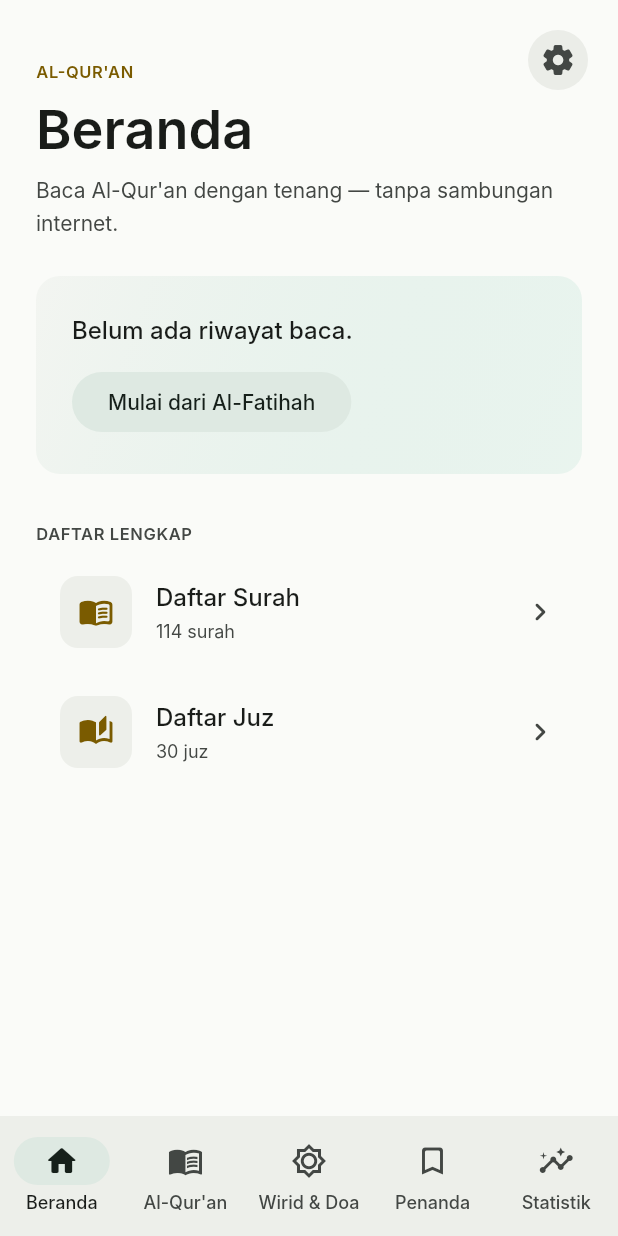
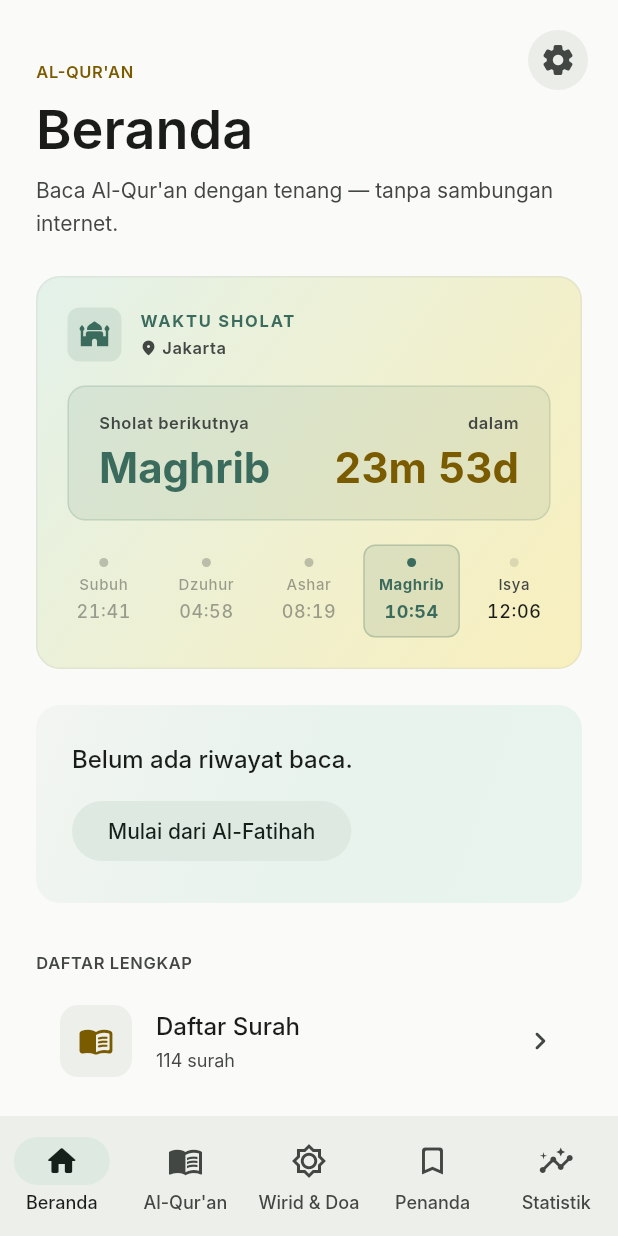
Before and after one commit to syawqihacking/myquran, a Flutter app: the screen it shows after launch, on a phone screen of 412 x 824 dp. Run offline on Flutter 3.47's test engine with Material 3 defaults, Android fonts, the phone set to English and light mode, and no system bars; our stand-ins replace adhan, drift, flutter_riverpod, geolocator, shared_preferences; missing offline and left inert: window_manager; accounts and stored records are empty; generated files the repository leaves out were written again.

Commit message:
penambahan waktu sholat

```diff
--- a/lib/core/app_strings.dart
+++ b/lib/core/app_strings.dart
@@ -13,6 +13,11 @@ abstract final class S {
   static const surahSegment = 'Surah';
   static const juzSegment = 'Juz';
   static const ayatCount = 'ayat';
+
+  // Prayer times.
+  static const prayerTimesEyebrow = 'WAKTU SHOLAT';
+  static const nextPrayerLabel = 'Sholat berikutnya';
+  static const prayerCountdownPrefix = 'dalam';
 
   // Browse (unified surah/juz/search page).
   static const browseEyebrow = 'BACA';
--- a/lib/data/providers.dart
+++ b/lib/data/providers.dart
@@ -1,5 +1,6 @@
 import 'package:flutter/material.dart' show ThemeMode;
 import 'package:flutter_riverpod/flutter_riverpod.dart';
+import 'package:geolocator/geolocator.dart';
 import 'package:shared_preferences/shared_preferences.dart';
 
 import '../core/app_constants.dart';
@@ -13,6 +14,7 @@ import 'repositories/reading_stats_repository.dart';
 import 'repositories/spiritual_repository.dart';
 import 'repositories/user_repositories.dart';
 import 'services/audio_service.dart';
+import 'services/prayer_time_service.dart';
 
 /// Overridden in `main()` with the awaited instance.
 final sharedPreferencesProvider = Provider<SharedPreferences>(
@@ -100,6 +102,53 @@ final audioServiceProvider = Provider<AudioService>((ref) {
   final s = NoopAudioService();
   ref.onDispose(s.dispose);
   return s;
+});
+
+final prayerTimeServiceProvider = Provider<PrayerTimeService>(
+    (ref) => PrayerTimeService());
+
+/// Streams prayer schedule, refreshing every 30 seconds for live countdown.
+/// Uses GPS location with Jakarta fallback if permission is denied.
+final prayerScheduleProvider = StreamProvider<PrayerSchedule>((ref) async* {
+  final service = ref.watch(prayerTimeServiceProvider);
+
+  // Try to get the device location; fall back to Jakarta.
+  double lat = -6.2088;
+  double lng = 106.8456;
+  String locName = 'Jakarta';
+
+  try {
+    final perm = await Geolocator.checkPermission();
+    LocationPermission effectivePerm = perm;
+    if (perm == LocationPermission.denied) {
+      effectivePerm = await Geolocator.requestPermission();
+    }
+    if (effectivePerm == LocationPermission.whileInUse ||
+        effectivePerm == LocationPermission.always) {
+      final pos = await Geolocator.getCurrentPosition(
+        locationSettings: const LocationSettings(
+          accuracy: LocationAccuracy.low,
+          timeLimit: Duration(seconds: 5),
+        ),
+      );
+      lat = pos.latitude;
+      lng = pos.longitude;
+      locName = 'Lokasi Anda';
+    }
+  } catch (_) {
+    // Keep Jakarta defaults.
+  }
+
+  // Emit immediately, then every 30 s so the countdown stays fresh.
+  while (true) {
+    yield service.calculate(
+      latitude: lat,
+      longitude: lng,
+      now: DateTime.now(),
+      locationName: locName,
+    );
+    await Future<void>.delayed(const Duration(seconds: 30));
+  }
 });
 
 // ---- Streams -------------------------------------------------------------
--- /dev/null
+++ b/lib/data/services/prayer_time_service.dart
@@ -0,0 +1,118 @@
+import 'package:adhan/adhan.dart';
+
+/// Which of the five daily prayers.
+enum Prayer { subuh, dzuhur, ashar, maghrib, isya }
+
+/// A single prayer entry: name + computed time.
+class PrayerEntry {
+  const PrayerEntry({required this.prayer, required this.time});
+
+  final Prayer prayer;
+  final DateTime time;
+
+  String get label => switch (prayer) {
+        Prayer.subuh => 'Subuh',
+        Prayer.dzuhur => 'Dzuhur',
+        Prayer.ashar => 'Ashar',
+        Prayer.maghrib => 'Maghrib',
+        Prayer.isya => 'Isya',
+      };
+
+  String get icon => switch (prayer) {
+        Prayer.subuh => '🌅',
+        Prayer.dzuhur => '☀️',
+        Prayer.ashar => '🌤️',
+        Prayer.maghrib => '🌇',
+        Prayer.isya => '🌙',
+      };
+}
+
+/// All five prayer times for a given day, plus helpers for "next prayer" and
+/// the currently active prayer.
+class PrayerSchedule {
+  PrayerSchedule({
+    required this.entries,
+    required this.now,
+    required this.locationName,
+  });
+
+  final List<PrayerEntry> entries;
+  final DateTime now;
+  final String locationName;
+
+  /// The next upcoming prayer (or Subuh of the following day if Isya has
+  /// already passed).
+  PrayerEntry get nextPrayer {
+    for (final e in entries) {
+      if (e.time.isAfter(now)) return e;
+    }
+    // All prayers passed — next is Subuh tomorrow (approximate +24h).
+    return entries.first;
+  }
+
+  /// Duration remaining until the next prayer.
+  Duration get countdown {
+    final next = nextPrayer;
+    if (next.time.isAfter(now)) {
+      return next.time.difference(now);
+    }
+    // Wrap around to next day's Subuh.
+    return next.time.add(const Duration(days: 1)).difference(now);
+  }
+
+  /// Index of the currently active prayer (the last prayer whose time <= now),
+  /// or -1 if none has started yet today.
+  int get activePrayerIndex {
+    int active = -1;
+    for (int i = 0; i < entries.length; i++) {
+      if (!entries[i].time.isAfter(now)) active = i;
+    }
+    return active;
+  }
+
+  /// Index of the next upcoming prayer in [entries], or 0 if all passed.
+  int get nextPrayerIndex {
+    for (int i = 0; i < entries.length; i++) {
+      if (entries[i].time.isAfter(now)) return i;
+    }
+    return 0;
+  }
+}
+
+/// Computes Islamic prayer times offline using astronomical formulas via the
+/// `adhan` package. Uses **Kemenag RI** parameters by default (Fajr 20deg,
+/// Isha 18deg).
+class PrayerTimeService {
+  /// Calculate today's five prayer times for the given coordinates.
+  PrayerSchedule calculate({
+    required double latitude,
+    required double longitude,
+    required DateTime now,
+    String locationName = 'Lokasi Anda',
+  }) {
+    final coordinates = Coordinates(latitude, longitude);
+    final dateComponents = DateComponents.from(now);
+
+    // Kemenag RI: Fajr 20deg, Isha 18deg.
+    final params = CalculationMethod.singapore.getParameters();
+    params.fajrAngle = 20.0;
+    params.ishaAngle = 18.0;
+    params.madhab = Madhab.shafi;
+
+    final times = PrayerTimes(coordinates, dateComponents, params);
+
+    final entries = [
+      PrayerEntry(prayer: Prayer.subuh, time: times.fajr),
+      PrayerEntry(prayer: Prayer.dzuhur, time: times.dhuhr),
+      PrayerEntry(prayer: Prayer.ashar, time: times.asr),
+      PrayerEntry(prayer: Prayer.maghrib, time: times.maghrib),
+      PrayerEntry(prayer: Prayer.isya, time: times.isha),
+    ];
+
+    return PrayerSchedule(
+      entries: entries,
+      now: now,
+      locationName: locationName,
+    );
+  }
+}
--- a/lib/features/home/home_screen.dart
+++ b/lib/features/home/home_screen.dart
@@ -8,6 +8,7 @@ import '../../data/repositories/reading_history_repository.dart';
 import '../browse/browse_screen.dart';
 import '../widgets/ayah_number_badge.dart';
 import '../widgets/quran_text_view.dart';
+import 'prayer_times_card.dart';
 
 /// Beranda (design §2/§13): header, last-read hero, reading history, and quick
 /// access into the unified Al-Qur'an page (surah/juz lists + search) via the
@@ -31,6 +32,8 @@ class HomeScreen extends ConsumerWidget {
       ),
       children: [
         const _HomeHeader(),
+        const SizedBox(height: AppLayout.sp6),
+        const PrayerTimesCard(),
         const SizedBox(height: AppLayout.sp6),
         const _ContinueHero(),
         const _ReadingHistory(),
--- /dev/null
+++ b/lib/features/home/prayer_times_card.dart
@@ -0,0 +1,355 @@
+import 'dart:async';
+
+import 'package:flutter/material.dart';
+import 'package:flutter_riverpod/flutter_riverpod.dart';
+
+import '../../core/app_layout.dart';
+import '../../core/app_strings.dart';
+import '../../data/providers.dart';
+import '../../data/services/prayer_time_service.dart';
+
+/// Premium prayer-times card for the Beranda dashboard.
+///
+/// Shows all five daily prayers with the next upcoming prayer highlighted,
+/// a live countdown timer, and a gradient background that adapts to the
+/// theme.
+class PrayerTimesCard extends ConsumerStatefulWidget {
+  const PrayerTimesCard({super.key});
+
+  @override
+  ConsumerState<PrayerTimesCard> createState() => _PrayerTimesCardState();
+}
+
+class _PrayerTimesCardState extends ConsumerState<PrayerTimesCard> {
+  late Timer _ticker;
+  Duration _countdown = Duration.zero;
+  String _nextLabel = '';
+
+  @override
+  void initState() {
+    super.initState();
+    _ticker = Timer.periodic(const Duration(seconds: 1), (_) {
+      final schedule = ref.read(prayerScheduleProvider).value;
+      if (schedule != null && mounted) {
+        final now = DateTime.now();
+        final next = schedule.nextPrayer;
+        final diff = next.time.isAfter(now)
+            ? next.time.difference(now)
+            : next.time.add(const Duration(days: 1)).difference(now);
+        setState(() {
+          _countdown = diff;
+          _nextLabel = next.label;
+        });
+      }
+    });
+  }
+
+  @override
+  void dispose() {
+    _ticker.cancel();
+    super.dispose();
+  }
+
+  @override
+  Widget build(BuildContext context) {
+    final theme = Theme.of(context);
+    final scheduleAsync = ref.watch(prayerScheduleProvider);
+
+    return scheduleAsync.when(
+      loading: () => _buildShimmer(theme),
+      error: (_, __) => const SizedBox.shrink(),
+      data: (schedule) {
+        // Seed initial values on first data.
+        if (_nextLabel.isEmpty) {
+          _nextLabel = schedule.nextPrayer.label;
+          _countdown = schedule.countdown;
+        }
+
+        final nextIdx = schedule.nextPrayerIndex;
+
+        return Container(
+          decoration: BoxDecoration(
+            gradient: LinearGradient(
+              begin: Alignment.topLeft,
+              end: Alignment.bottomRight,
+              colors: [
+                theme.colorScheme.primaryContainer.withValues(alpha: 0.55),
+                theme.colorScheme.tertiaryContainer.withValues(alpha: 0.45),
+              ],
+            ),
+            borderRadius: BorderRadius.circular(AppLayout.radiusLg),
+            border: Border.all(
+              color: theme.colorScheme.outlineVariant.withValues(alpha: 0.3),
+            ),
+          ),
+          child: Column(
+            crossAxisAlignment: CrossAxisAlignment.start,
+            children: [
+              // ── Header ──────────────────────────────────────────────
+              Padding(
+                padding: const EdgeInsets.fromLTRB(
+                  AppLayout.sp5, AppLayout.sp5, AppLayout.sp5, 0,
+                ),
+                child: Row(
+                  children: [
+                    Container(
+                      width: 36,
+                      height: 36,
+                      decoration: BoxDecoration(
+                        color: theme.colorScheme.primary.withValues(alpha: 0.12),
+                        borderRadius: BorderRadius.circular(AppLayout.radiusSm),
+                      ),
+                      child: Icon(
+                        Icons.mosque_rounded,
+                        color: theme.colorScheme.primary,
+                        size: 20,
+                      ),
+                    ),
+                    const SizedBox(width: AppLayout.sp3),
+                    Expanded(
+                      child: Column(
+                        crossAxisAlignment: CrossAxisAlignment.start,
+                        children: [
+                          Text(
+                            S.prayerTimesEyebrow,
+                            style: theme.textTheme.labelSmall?.copyWith(
+                              color: theme.colorScheme.primary,
+                              fontWeight: FontWeight.w700,
+                              letterSpacing: 1.2,
+                            ),
+                          ),
+                          const SizedBox(height: 2),
+                          Row(
+                            children: [
+                              Icon(
+                                Icons.location_on_rounded,
+                                size: 12,
+                                color: theme.colorScheme.onSurfaceVariant,
+                              ),
+                              const SizedBox(width: 3),
+                              Text(
+                                schedule.locationName,
+                                style: theme.textTheme.labelSmall?.copyWith(
+                                  color: theme.colorScheme.onSurfaceVariant,
+                                ),
+                              ),
+                            ],
+                          ),
+                        ],
+                      ),
+                    ),
+                  ],
+                ),
+              ),
+
+              // ── Next prayer hero ──────────────────────────────────
+              Padding(
+                padding: const EdgeInsets.symmetric(
+                  horizontal: AppLayout.sp5,
+                  vertical: AppLayout.sp4,
+                ),
+                child: Container(
+                  width: double.infinity,
+                  padding: const EdgeInsets.symmetric(
+                    vertical: AppLayout.sp4,
+                    horizontal: AppLayout.sp5,
+                  ),
+                  decoration: BoxDecoration(
+                    color: theme.colorScheme.primary.withValues(alpha: 0.1),
+                    borderRadius: BorderRadius.circular(AppLayout.radiusMd),
+                    border: Border.all(
+                      color: theme.colorScheme.primary.withValues(alpha: 0.15),
+                    ),
+                  ),
+                  child: Row(
+                    children: [
+                      Expanded(
+                        child: Column(
+                          crossAxisAlignment: CrossAxisAlignment.start,
+                          children: [
+                            Text(
+                              S.nextPrayerLabel,
+                              style: theme.textTheme.labelSmall?.copyWith(
+                                color: theme.colorScheme.onSurfaceVariant,
+                              ),
+                            ),
+                            const SizedBox(height: AppLayout.sp1),
+                            Text(
+                              _nextLabel,
+                              style: theme.textTheme.headlineSmall?.copyWith(
+                                fontWeight: FontWeight.w700,
+                                color: theme.colorScheme.primary,
+                              ),
+                            ),
+                          ],
+                        ),
+                      ),
+                      Column(
+                        crossAxisAlignment: CrossAxisAlignment.end,
+                        children: [
+                          Text(
+                            S.prayerCountdownPrefix,
+                            style: theme.textTheme.labelSmall?.copyWith(
+                              color: theme.colorScheme.onSurfaceVariant,
+                            ),
+                          ),
+                          const SizedBox(height: AppLayout.sp1),
+                          Text(
+                            _formatCountdown(_countdown),
+                            style: theme.textTheme.headlineSmall?.copyWith(
+                              fontWeight: FontWeight.w700,
+                              color: theme.colorScheme.tertiary,
+                              fontFeatures: const [
+                                FontFeature.tabularFigures(),
+                              ],
+                            ),
+                          ),
+                        ],
+                      ),
+                    ],
+                  ),
+                ),
+              ),
+
+              // ── Five-prayer row ───────────────────────────────────
+              Padding(
+                padding: const EdgeInsets.fromLTRB(
+                  AppLayout.sp3, 0, AppLayout.sp3, AppLayout.sp5,
+                ),
+                child: Row(
+                  children: [
+                    for (int i = 0; i < schedule.entries.length; i++) ...[
+                      Expanded(
+                        child: _PrayerTimeChip(
+                          entry: schedule.entries[i],
+                          isNext: i == nextIdx,
+                          isPast: i < nextIdx,
+                        ),
+                      ),
+                      if (i < schedule.entries.length - 1)
+                        const SizedBox(width: 4),
+                    ],
+                  ],
+                ),
+              ),
+            ],
+          ),
+        );
+      },
+    );
+  }
+
+  Widget _buildShimmer(ThemeData theme) {
+    return Container(
+      height: 200,
+      decoration: BoxDecoration(
+        color: theme.colorScheme.surfaceContainerLow,
+        borderRadius: BorderRadius.circular(AppLayout.radiusLg),
+      ),
+      child: const Center(
+        child: SizedBox(
+          width: 24,
+          height: 24,
+          child: CircularProgressIndicator(strokeWidth: 2),
+        ),
+      ),
+    );
+  }
+
+  String _formatCountdown(Duration d) {
+    final h = d.inHours;
+    final m = d.inMinutes.remainder(60);
+    final s = d.inSeconds.remainder(60);
+    if (h > 0) {
+      return '${h}j ${m.toString().padLeft(2, '0')}m ${s.toString().padLeft(2, '0')}d';
+    }
+    return '${m}m ${s.toString().padLeft(2, '0')}d';
+  }
+}
+
+/// Individual prayer chip in the five-prayer row.
+class _PrayerTimeChip extends StatelessWidget {
+  const _PrayerTimeChip({
+    required this.entry,
+    required this.isNext,
+    required this.isPast,
+  });
+
+  final PrayerEntry entry;
+  final bool isNext;
+  final bool isPast;
+
+  @override
+  Widget build(BuildContext context) {
+    final theme = Theme.of(context);
+    final timeStr =
+        '${entry.time.hour.toString().padLeft(2, '0')}:${entry.time.minute.toString().padLeft(2, '0')}';
+
+    return AnimatedContainer(
+      duration: AppLayout.durBase,
+      padding: const EdgeInsets.symmetric(
+        vertical: AppLayout.sp2,
+        horizontal: AppLayout.sp1,
+      ),
+      decoration: BoxDecoration(
+        color: isNext
+            ? theme.colorScheme.primary.withValues(alpha: 0.12)
+            : Colors.transparent,
+        borderRadius: BorderRadius.circular(AppLayout.radiusSm),
+        border: isNext
+            ? Border.all(
+                color: theme.colorScheme.primary.withValues(alpha: 0.25),
+              )
+            : null,
+      ),
+      child: Column(
+        mainAxisSize: MainAxisSize.min,
+        children: [
+          // Dot indicator.
+          AnimatedContainer(
+            duration: AppLayout.durBase,
+            width: 6,
+            height: 6,
+            decoration: BoxDecoration(
+              shape: BoxShape.circle,
+              color: isNext
+                  ? theme.colorScheme.primary
+                  : isPast
+                      ? theme.colorScheme.onSurfaceVariant.withValues(alpha: 0.3)
+                      : theme.colorScheme.onSurfaceVariant.withValues(alpha: 0.15),
+            ),
+          ),
+          const SizedBox(height: AppLayout.sp1),
+          Text(
+            entry.label,
+            style: theme.textTheme.labelSmall?.copyWith(
+              fontWeight: isNext ? FontWeight.w700 : FontWeight.w500,
+              color: isNext
+                  ? theme.colorScheme.primary
+                  : isPast
+                      ? theme.colorScheme.onSurfaceVariant.withValues(alpha: 0.5)
+                      : theme.colorScheme.onSurfaceVariant,
+              fontSize: 10,
+            ),
+            textAlign: TextAlign.center,
+          ),
+          const SizedBox(height: 2),
+          Text(
+            timeStr,
+            style: theme.textTheme.labelSmall?.copyWith(
+              fontWeight: isNext ? FontWeight.w700 : FontWeight.w500,
+              color: isNext
+                  ? theme.colorScheme.primary
+                  : isPast
+                      ? theme.colorScheme.onSurfaceVariant.withValues(alpha: 0.5)
+                      : theme.colorScheme.onSurface,
+              fontFeatures: const [FontFeature.tabularFigures()],
+              fontSize: 12,
+            ),
+            textAlign: TextAlign.center,
+          ),
+        ],
+      ),
+    );
+  }
+}
--- a/pubspec.yaml
+++ b/pubspec.yaml
@@ -34,7 +34,7 @@ dependencies:
   # The following adds the Cupertino Icons font to your application.
   # Use with the CupertinoIcons class for iOS style icons.
   cupertino_icons: ^1.0.8
-  drift: 2.26.1
+  drift: 2.31.0
   drift_flutter: 0.2.7
   flutter_riverpod: ^3.3.2
   shared_preferences: ^2.5.5
@@ -42,6 +42,8 @@ dependencies:
   path_provider: ^2.1.5
   path: ^1.9.1
   unicode: ^1.1.9
+  adhan: ^2.0.0+1
+  geolocator: ^13.0.2
 
 dev_dependencies:
   flutter_test:
```
Also changed, not shown: analysis_options.yaml (+9 -0 lines), pubspec.lock, 8 other files.
